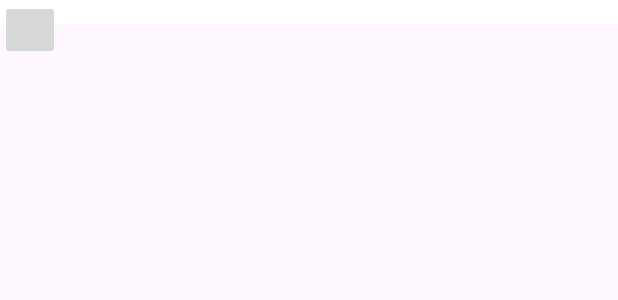
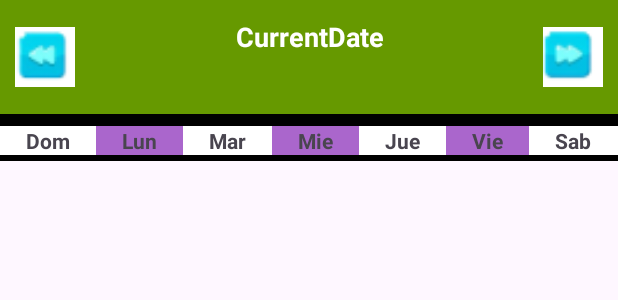
Before and after one commit to matttuuu/app-calendarioEvaluaciones, an Android app: the layout calendar_layout.xml on its own in the app's theme, with its tools: preview values and no code run, on a phone screen of 412 x 824 dp. Shown: the top 300 px of the screen. Run offline under Robolectric (Android 15) with nearby library versions, the phone set to English and light mode, and no system bars.

Commit message:
Agregar gridView al calendario y cambiar colores

```diff
--- a/CalendarAppIDRA/app/src/main/res/layout/calendar_layout.xml
+++ b/CalendarAppIDRA/app/src/main/res/layout/calendar_layout.xml
@@ -1,5 +1,6 @@
 <?xml version="1.0" encoding="utf-8"?>
-<androidx.constraintlayout.widget.ConstraintLayout xmlns:android="http://schemas.android.com/apk/res/android"
+<LinearLayout xmlns:android="http://schemas.android.com/apk/res/android"
+    android:orientation="vertical"
     android:layout_width="match_parent"
     android:layout_height="match_parent"
     android:id="@+id/activity_custom_calendar">
@@ -9,12 +10,120 @@
         android:orientation="horizontal"
         android:paddingTop="8dp"
         android:paddingBottom="8dp"
-        android:background="@color/white"></LinearLayout>
+        android:background="@android:color/holo_green_dark">
 
-    <ImageButton
-        android:layout_width="40dp"
-        android:layout_height="40dp"
-        android:id="@+id/previousBtn"
-        />
+        <ImageButton
+            android:layout_width="40dp"
+            android:layout_height="40dp"
+            android:id="@+id/previousBtn"
+            android:background="@mipmap/leftBtn"
+            android:layout_margin="10dp"
+            />
+        <TextView
+            android:layout_width="wrap_content"
+            android:layout_height="wrap_content"
+            android:gravity="center"
+            android:layout_marginTop="4dp"
+            android:text="CurrentDate"
+            android:textColor="@android:color/white"
+            android:textStyle="bold"
+            android:textSize="18sp"
+            android:layout_weight="3" />
+        <ImageButton
+            android:layout_width="40dp"
+            android:layout_height="40dp"
+            android:id="@+id/nextBtn"
+            android:background="@mipmap/rightBtn"
+            android:layout_margin="10dp"
+            />
+    </LinearLayout>
 
-</androidx.constraintlayout.widget.ConstraintLayout>
+    <LinearLayout
+        android:layout_width="match_parent"
+        android:layout_height="wrap_content"
+        android:orientation="horizontal"
+        android:paddingTop="4dp"
+        android:paddingBottom="4dp"
+        android:background="@color/black">
+
+<TextView
+    android:layout_width="wrap_content"
+    android:layout_height="wrap_content"
+    android:gravity="center"
+    android:text="Dom"
+    android:background="@android:color/white"
+    android:layout_marginTop="4dp"
+    android:layout_weight="1"
+    android:textStyle="bold"
+    />
+<TextView
+    android:layout_width="wrap_content"
+    android:layout_height="wrap_content"
+    android:gravity="center"
+    android:text="Lun"
+    android:background="@android:color/holo_purple"
+    android:layout_marginTop="4dp"
+    android:layout_weight="1"
+    android:textStyle="bold"
+    />
+<TextView
+    android:layout_width="wrap_content"
+    android:layout_height="wrap_content"
+    android:gravity="center"
+    android:text="Mar"
+    android:background="@android:color/white"
+    android:layout_marginTop="4dp"
+    android:layout_weight="1"
+    android:textStyle="bold"
+    />
+<TextView
+    android:layout_width="wrap_content"
+    android:layout_height="wrap_content"
+    android:gravity="center"
+    android:text="Mie"
+    android:background="@android:color/holo_purple"
+    android:layout_marginTop="4dp"
+    android:layout_weight="1"
+    android:textStyle="bold"
+    />
+<TextView
+    android:layout_width="wrap_content"
+    android:layout_height="wrap_content"
+    android:gravity="center"
+    android:text="Jue"
+    android:background="@android:color/white"
+    android:layout_marginTop="4dp"
+    android:layout_weight="1"
+    android:textStyle="bold"
+    />
+<TextView
+    android:layout_width="wrap_content"
+    android:layout_height="wrap_content"
+    android:gravity="center"
+    android:text="Vie"
+    android:background="@android:color/holo_purple"
+    android:layout_marginTop="4dp"
+    android:layout_weight="1"
+    android:textStyle="bold"
+    />
+<TextView
+    android:layout_width="wrap_content"
+    android:layout_height="wrap_content"
+    android:gravity="center"
+    android:text="Sab"
+    android:background="@android:color/white"
+    android:layout_marginTop="4dp"
+    android:layout_weight="1"
+    android:textStyle="bold"
+    />
+    </LinearLayout>
+
+    <GridView
+        android:layout_width="match_parent"
+        android:layout_height="match_parent"
+        android:id="@+id/gridview"
+        android:numColumns="7"
+        ></GridView>
+
+
+</LinearLayout>
```
Also changed, not shown: CalendarAppIDRA/app/src/main/java/com/example/calendarapp_idra/CustomCalendarView.java (added, +42 -0 lines), CalendarAppIDRA/app/src/main/java/com/example/calendarapp_idra/Events.java (added, +53 -0 lines).
